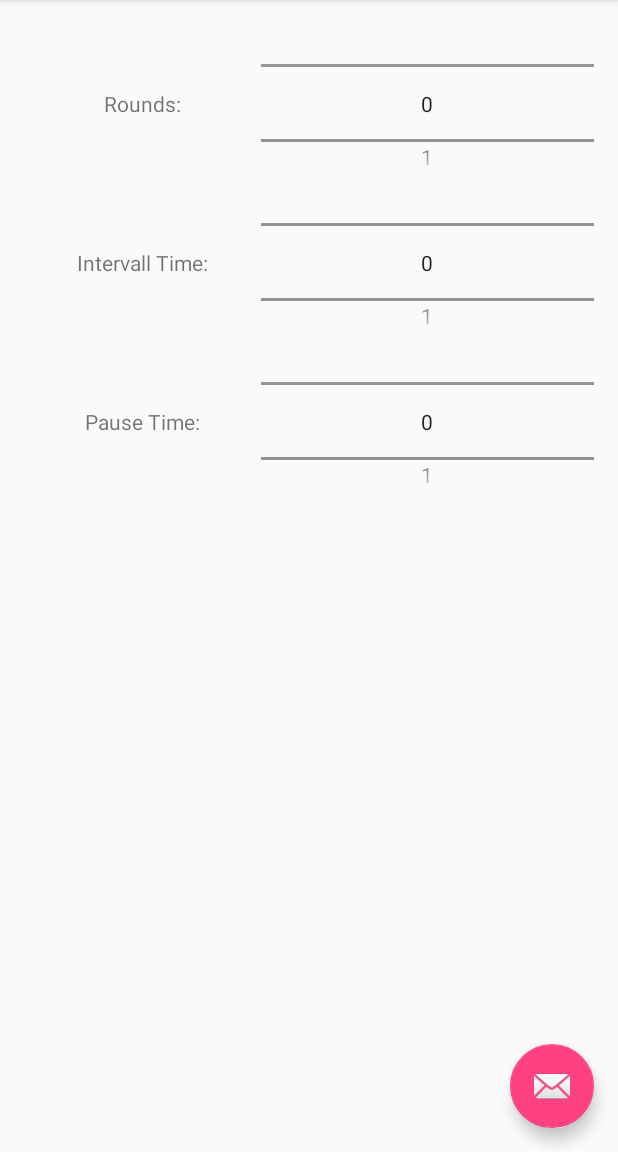
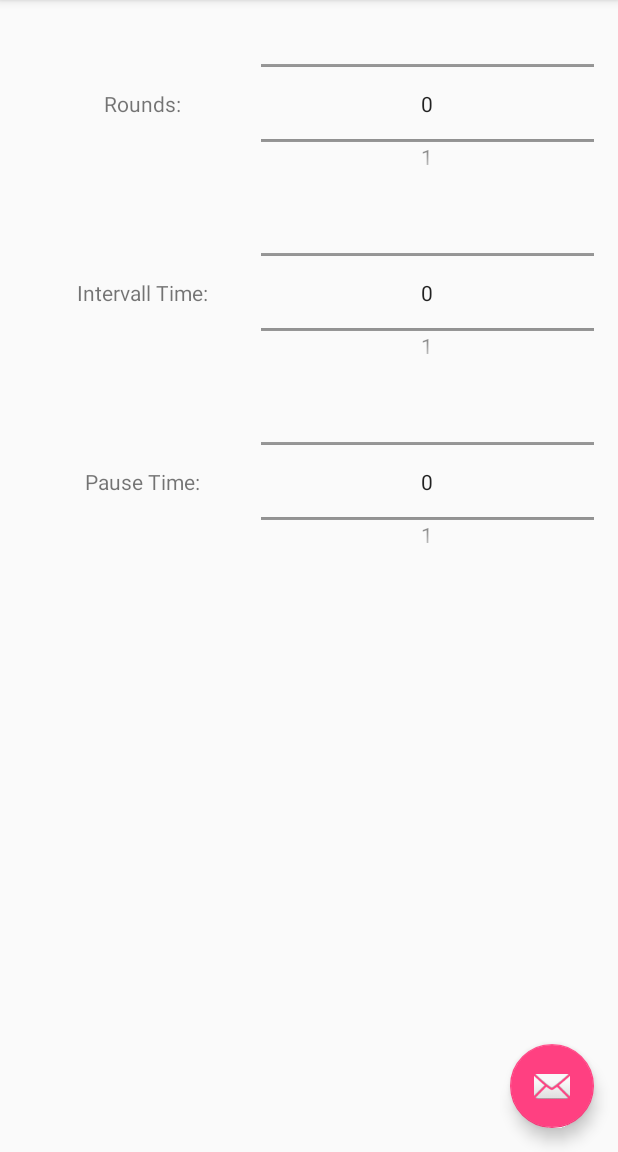
Before and after one commit to boind12/Circle-Timer, an Android app: the screen it shows after launch (MainActivity), on a phone screen of 412 x 824 dp, the part 84-1236 px from its top. Run offline under Robolectric (Android 15) with nearby library versions, the phone set to English and light mode, and no system bars.

Commit message:
Made a gap between the Layouts

```diff
--- a/Circle-Timer/app/src/main/res/layout/content_main.xml
+++ b/Circle-Timer/app/src/main/res/layout/content_main.xml
@@ -45,6 +45,11 @@
         <LinearLayout
             android:orientation="horizontal"
             android:layout_width="match_parent"
+            android:layout_height="20dp"></LinearLayout>
+
+        <LinearLayout
+            android:orientation="horizontal"
+            android:layout_width="match_parent"
             android:layout_height="106dp">
 
             <TextView
@@ -60,7 +65,13 @@
                 android:layout_width="222dp"
                 android:layout_height="wrap_content"
                 android:id="@+id/nP_WorkInterval" />
+
         </LinearLayout>
+
+        <LinearLayout
+            android:orientation="horizontal"
+            android:layout_width="match_parent"
+            android:layout_height="20dp"></LinearLayout>
 
         <LinearLayout
             android:orientation="horizontal"
```
